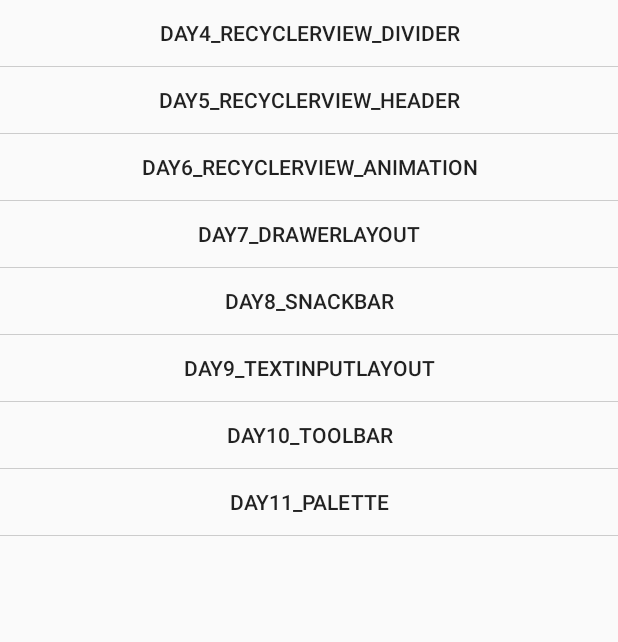
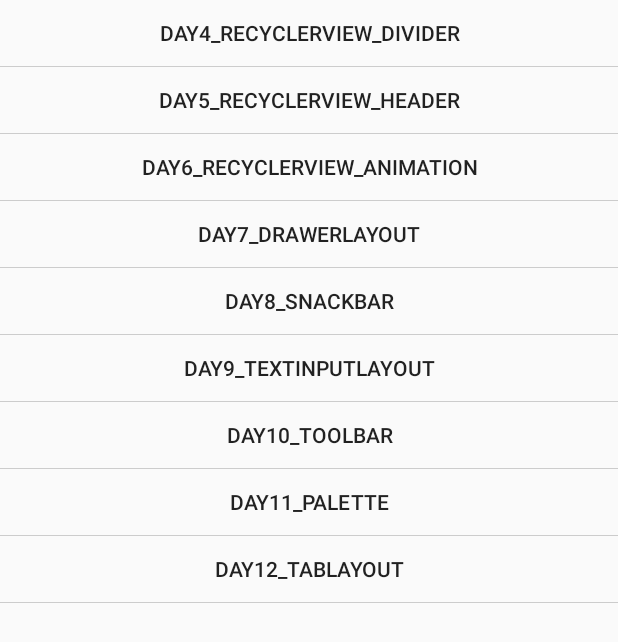
Before and after one commit to LiuLinXin/StudyUI, an Android app: the screen it shows after launch (MainActivity), on a phone screen of 412 x 824 dp. Shown: the top 642 px of the screen. Run offline under Robolectric (Android 15) with nearby library versions, the phone set to English and light mode, and no system bars.

Commit message:
tablayout

```diff
--- a/app/src/main/AndroidManifest.xml
+++ b/app/src/main/AndroidManifest.xml
@@ -28,6 +28,8 @@
         <activity android:name=".day9_textinputlayout.Day9_textinputlayout"/>
         <activity android:name=".day10_toolbar.Day10_toolbarActivity"/>
         <activity android:name=".day11_palette.Day11ActivityPalette"/>
+        <activity android:name=".day11_palette.Day11ActivityGridPalette"/>
+        <activity android:name=".day12_tablayout.Day12ActivityTablayout"/>
     </application>
 
 </manifest>
--- a/app/src/main/java/com/example/sober_philer/studyui/MainActivity.java
+++ b/app/src/main/java/com/example/sober_philer/studyui/MainActivity.java
@@ -7,6 +7,7 @@ import android.view.View;
 
 import com.example.sober_philer.studyui.day10_toolbar.Day10_toolbarActivity;
 import com.example.sober_philer.studyui.day11_palette.Day11ActivityPalette;
+import com.example.sober_philer.studyui.day12_tablayout.Day12ActivityTablayout;
 import com.example.sober_philer.studyui.day4_recyclerview_itemdecoration.Day4ActivityRecyclerViewDivider;
 import com.example.sober_philer.studyui.day5_recyclerview_headerfooter.ActivityDay5;
 import com.example.sober_philer.studyui.day6_recyclerview_animation.ActivityDay6RecyclerViewAnimation;
@@ -28,6 +29,7 @@ public class MainActivity extends AppCompatActivity implements View.OnClickListe
         findViewById(R.id.day9).setOnClickListener(this);
         findViewById(R.id.day10).setOnClickListener(this);
         findViewById(R.id.day11).setOnClickListener(this);
+        findViewById(R.id.day12).setOnClickListener(this);
     }
 
     @Override
@@ -50,6 +52,8 @@ public class MainActivity extends AppCompatActivity implements View.OnClickListe
             startActivity(new Intent(this, Day10_toolbarActivity.class));
         }else if(id == R.id.day11){
             startActivity(new Intent(this, Day11ActivityPalette.class));
+        }else if(id == R.id.day12){
+            startActivity(new Intent(this, Day12ActivityTablayout.class));
         }
     }
 }
--- a/app/src/main/res/layout/activity_day11.xml
+++ b/app/src/main/res/layout/activity_day11.xml
@@ -39,7 +39,8 @@
 
             </RelativeLayout>
             <Button
-                android:text="Button1"
+                android:text="网格"
+                android:id="@+id/buNext"
                 android:layout_width="match_parent"
                 android:layout_height="wrap_content" />
             <Button
--- a/app/src/main/res/layout/activity_main.xml
+++ b/app/src/main/res/layout/activity_main.xml
@@ -1,4 +1,7 @@
 <?xml version="1.0" encoding="utf-8"?>
+<ScrollView android:layout_height="match_parent"
+    android:layout_width="match_parent"
+    xmlns:android="http://schemas.android.com/apk/res/android" >
 <LinearLayout
     xmlns:android="http://schemas.android.com/apk/res/android"
     xmlns:app="http://schemas.android.com/apk/res-auto"
@@ -103,4 +106,17 @@
         android:background="#ccc"
         android:layout_width="match_parent"
         android:layout_height="0.5dp"/>
+
+    <android.support.v7.widget.AppCompatButton
+        android:id="@+id/day12"
+        android:text="day12_tablayout"
+        android:layout_width="match_parent"
+        android:background="?android:attr/selectableItemBackground"
+        android:layout_height="44dp"/>
+
+    <View
+        android:background="#ccc"
+        android:layout_width="match_parent"
+        android:layout_height="0.5dp"/>
 </LinearLayout>
+</ScrollView>
```
Also changed, not shown: app/src/main/java/com/example/sober_philer/studyui/day11_palette/Day11ActivityPalette.java (+18 -2 lines), 1 other file.
